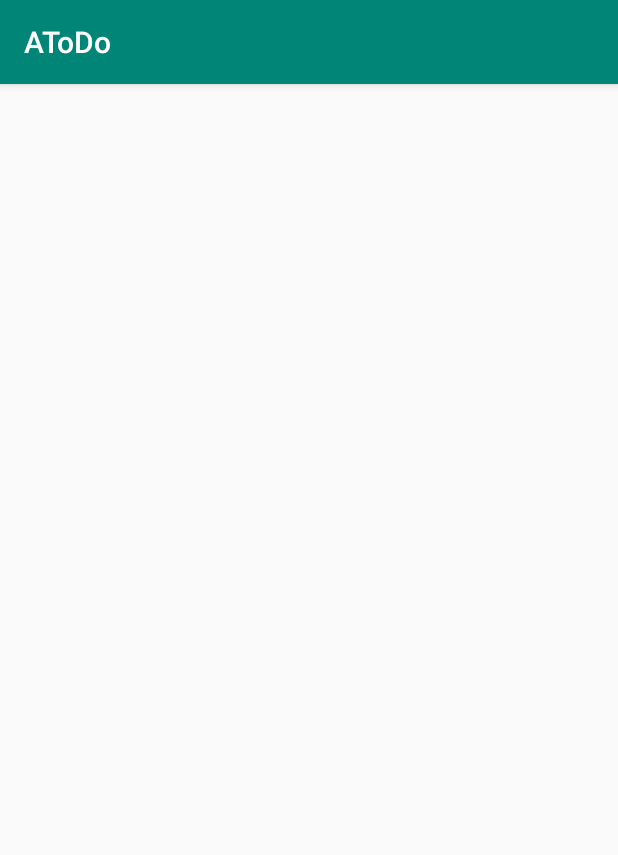
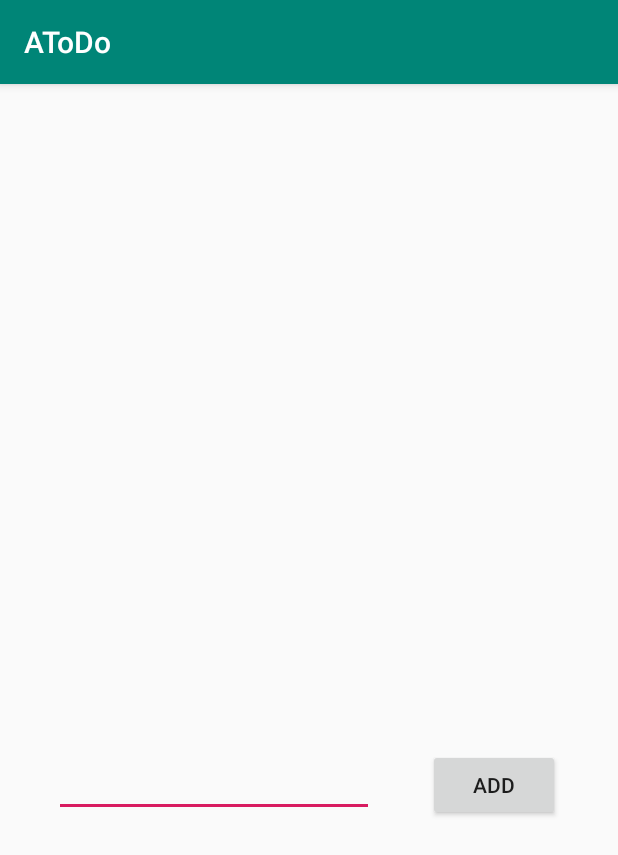
Before and after one commit to wodyjowski/a-todo, an Android app: the screen it shows after launch (MainActivity), on a phone screen of 412 x 824 dp. Shown: the top 855 px of the screen. Run offline under Robolectric (Android 15) with nearby library versions, the phone set to English and light mode, and no system bars; our stand-ins replace Room's generated code.

Commit message:
Added task repository,                              created simple initial layout

```diff
--- a/app/build.gradle
+++ b/app/build.gradle
@@ -17,6 +17,10 @@ android {
             proguardFiles getDefaultProguardFile('proguard-android-optimize.txt'), 'proguard-rules.pro'
         }
     }
+    compileOptions {
+        targetCompatibility = 1.8
+        sourceCompatibility = 1.8
+    }
 }
 
 dependencies {
--- a/app/src/main/AndroidManifest.xml
+++ b/app/src/main/AndroidManifest.xml
@@ -13,6 +13,9 @@
             <intent-filter>
                 <action android:name="android.intent.action.MAIN" />
 
+                <!-- Trick to dismiss intent filter warning -->
+                <action android:name="android.intent.action.VIEW" />
+
                 <category android:name="android.intent.category.LAUNCHER" />
             </intent-filter>
         </activity>
--- a/app/src/main/java/com/example/atodo/MainActivity.java
+++ b/app/src/main/java/com/example/atodo/MainActivity.java
@@ -4,23 +4,54 @@ import androidx.appcompat.app.AppCompatActivity;
 import androidx.room.Room;
 
 import android.os.Bundle;
+import android.view.View;
+import android.widget.ArrayAdapter;
+import android.widget.EditText;
+import android.widget.ListView;
 
 import com.example.atodo.database.AppDatabase;
 import com.example.atodo.database.entities.Task;
 
-public class MainActivity extends AppCompatActivity {
+import java.util.stream.Collectors;
+
+public class MainActivity extends AppCompatActivity implements View.OnClickListener {
+    // Objects
+    private MainActivityVM mMainActivityVM;
+
+    // Controls
+    private EditText mEditText;
+    private ListView mListView;
 
     @Override
     protected void onCreate(Bundle savedInstanceState) {
         super.onCreate(savedInstanceState);
         setContentView(R.layout.activity_main);
 
-        AppDatabase appDb = Room.databaseBuilder(getApplicationContext(), AppDatabase.class, "testDb").build();
+        mMainActivityVM = new MainActivityVM(getApplication());
 
-        appDb.taskDao().createTask(new Task(){{
-            name = "siemka";
-        }});
+        InitInterface();
+    }
 
+    private void InitInterface() {
+        findViewById(R.id.button).setOnClickListener(this);
+        findViewById(R.id.listView);
+        mEditText = findViewById(R.id.editText);
+        mListView = findViewById(R.id.listView);
 
+        ArrayAdapter<String> listAdapter = new ArrayAdapter<String>(getApplication(), R.layout.list_layout ); // , mMainActivityVM.getmAllTasks().getValue().stream().map((li) -> li.name).collect(Collectors.toList()));
+        mListView.setAdapter(listAdapter);
+    }
+
+    @Override
+    public void onClick(View v) {
+        CreateTask();
+    }
+
+    private void CreateTask() {
+        String inputName = mEditText.getText().toString();
+        mMainActivityVM.insert(new Task(){{
+                name = inputName;
+            }
+        });
     }
 }
--- /dev/null
+++ b/app/src/main/java/com/example/atodo/MainActivityVM.java
@@ -0,0 +1,30 @@
+package com.example.atodo;
+
+import android.app.Application;
+
+import androidx.annotation.NonNull;
+import androidx.lifecycle.AndroidViewModel;
+import androidx.lifecycle.LiveData;
+
+import com.example.atodo.database.AppDatabase;
+import com.example.atodo.database.TaskRepository;
+import com.example.atodo.database.entities.Task;
+
+import java.util.List;
+
+// ViewModel
+public class MainActivityVM extends AndroidViewModel {
+    private TaskRepository mTaskRepository;
+
+    private LiveData<List<Task>> mAllTasks;
+
+    public MainActivityVM(@NonNull Application application) {
+        super(application);
+        mTaskRepository = new TaskRepository(AppDatabase.getDatabase(application));
+        mAllTasks = mTaskRepository.getAllTasks();
+    }
+
+    public LiveData<List<Task>> getmAllTasks() { return mAllTasks; }
+
+    public void insert(Task task) { mTaskRepository.insert(task);}
+}
--- a/app/src/main/java/com/example/atodo/database/AppDatabase.java
+++ b/app/src/main/java/com/example/atodo/database/AppDatabase.java
@@ -1,6 +1,9 @@
 package com.example.atodo.database;
 
+import android.content.Context;
+
 import androidx.room.Database;
+import androidx.room.Room;
 import androidx.room.RoomDatabase;
 import androidx.room.TypeConverters;
 
@@ -8,8 +11,35 @@ import com.example.atodo.converters.DateConverter;
 import com.example.atodo.database.dao.TaskDao;
 import com.example.atodo.database.entities.Task;
 
+import java.util.concurrent.ExecutorService;
+import java.util.concurrent.Executors;
+
 @Database(entities = {Task.class},version = 1)
 @TypeConverters({DateConverter.class})
 public abstract class AppDatabase extends RoomDatabase {
+
     public abstract TaskDao taskDao();
+
+
+    private static final String DB_NAME = "task_database";
+    private static volatile AppDatabase INSTANCE;
+    private static final int NUMBER_OF_THREADS = 4;
+    static final ExecutorService databaseWriteExecutor =
+            Executors.newFixedThreadPool(NUMBER_OF_THREADS);
+
+
+    public static AppDatabase getDatabase(final Context context){
+
+        if(INSTANCE == null){
+            synchronized (RoomDatabase.class){
+                if(INSTANCE == null) {
+                    INSTANCE = Room.databaseBuilder(context, AppDatabase.class, DB_NAME)
+                            // change if app is released (add migrations)
+                            .fallbackToDestructiveMigration()
+                            .build();
+                }
+            }
+        }
+        return INSTANCE;
+    }
 }
--- /dev/null
+++ b/app/src/main/java/com/example/atodo/database/TaskRepository.java
@@ -0,0 +1,28 @@
+package com.example.atodo.database;
+
+import androidx.lifecycle.LiveData;
+
+import com.example.atodo.database.dao.TaskDao;
+import com.example.atodo.database.entities.Task;
+
+import java.util.List;
+
+public class TaskRepository {
+    private TaskDao mTaskDao;
+    private LiveData<List<Task>> mAllTasks;
+
+    public TaskRepository(AppDatabase appDatabase) {
+        mTaskDao = appDatabase.taskDao();
+        mAllTasks = mTaskDao.getTaskList();
+    }
+
+    public LiveData<List<Task>> getAllTasks(){
+        return mAllTasks;
+    }
+
+    public void insert(final Task task){
+        AppDatabase.databaseWriteExecutor.execute(() -> {
+            mTaskDao.insert(task);
+        });
+    }
+}
--- a/app/src/main/java/com/example/atodo/database/dao/TaskDao.java
+++ b/app/src/main/java/com/example/atodo/database/dao/TaskDao.java
@@ -1,5 +1,6 @@
 package com.example.atodo.database.dao;
 
+import androidx.lifecycle.LiveData;
 import androidx.room.Dao;
 import androidx.room.Delete;
 import androidx.room.Insert;
@@ -12,15 +13,15 @@ import java.util.List;
 @Dao
 public interface TaskDao {
     @Query("SELECT * FROM Tasks ORDER BY created_date")
-    List<Task> getTaskList();
+    LiveData<List<Task>> getTaskList();
 
     @Insert
-    void createTask(Task task);
+    void insert(Task task);
 
     @Delete
-    void DeleteTask(Task task);
+    void delete(Task task);
 
     @Query("DELETE FROM Tasks")
-    void DeleteAll();
+    void deleteAll();
 
 }
--- a/app/src/main/java/com/example/atodo/database/entities/Task.java
+++ b/app/src/main/java/com/example/atodo/database/entities/Task.java
@@ -12,7 +12,7 @@ import java.util.Date;
 @Entity(tableName = "Tasks")
 @TypeConverters({DateConverter.class})
 public class Task {
-    @PrimaryKey
+    @PrimaryKey(autoGenerate = true)
     public int uid;
 
     @ColumnInfo
--- a/app/src/main/res/layout/activity_main.xml
+++ b/app/src/main/res/layout/activity_main.xml
@@ -4,4 +4,35 @@
     xmlns:tools="http://schemas.android.com/tools"
     android:layout_width="match_parent"
     android:layout_height="match_parent"
-    tools:context=".MainActivity"/>
+    tools:context=".MainActivity">
+
+    <ListView
+        android:layout_width="0dp"
+        android:layout_height="403dp"
+        app:layout_constraintEnd_toEndOf="parent"
+        app:layout_constraintHorizontal_bias="0.0"
+        app:layout_constraintStart_toStartOf="parent"
+        app:layout_constraintTop_toTopOf="parent"
+        android:id="@+id/listView"/>
+
+    <EditText
+        android:id="@+id/editText"
+        android:layout_width="wrap_content"
+        android:layout_height="wrap_content"
+        android:layout_marginStart="36dp"
+        android:layout_marginTop="40dp"
+        android:ems="10"
+        android:importantForAutofill="no"
+        android:inputType="textPersonName"
+        app:layout_constraintStart_toStartOf="parent"
+        app:layout_constraintTop_toBottomOf="@+id/listView" />
+
+    <Button
+        android:id="@+id/button"
+        android:layout_width="wrap_content"
+        android:layout_height="wrap_content"
+        android:layout_marginStart="36dp"
+        android:text="Add"
+        app:layout_constraintStart_toEndOf="@+id/editText"
+        app:layout_constraintTop_toTopOf="@+id/editText" />
+</androidx.constraintlayout.widget.ConstraintLayout>
--- /dev/null
+++ b/app/src/main/res/layout/list_layout.xml
@@ -0,0 +1,7 @@
+<?xml version="1.0" encoding="utf-8"?>
+    <TextView
+        xmlns:android="http://schemas.android.com/apk/res/android"
+        android:id="@+id/textView"
+        android:layout_width="match_parent"
+        android:layout_height="wrap_content"
+        android:text="TextView" />
```
Also changed, not shown: 2 other files.
